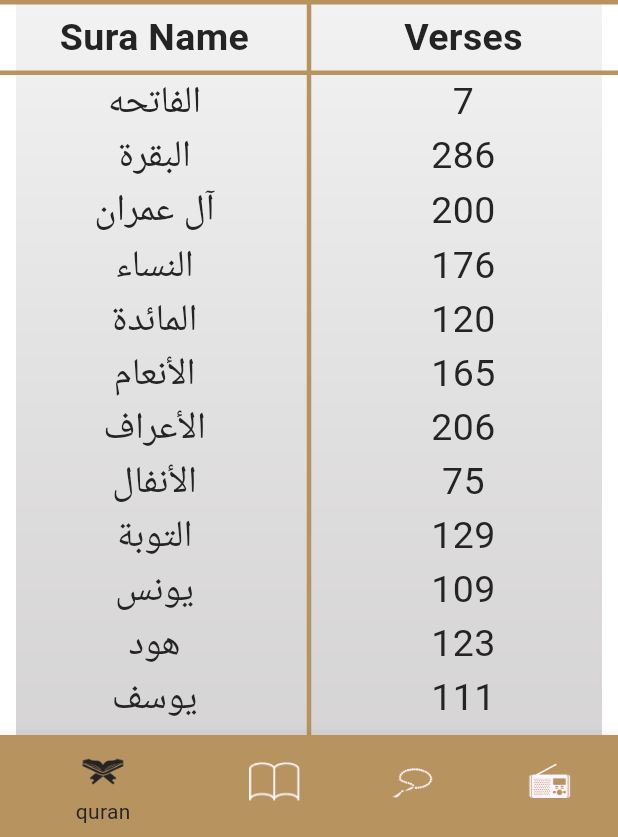
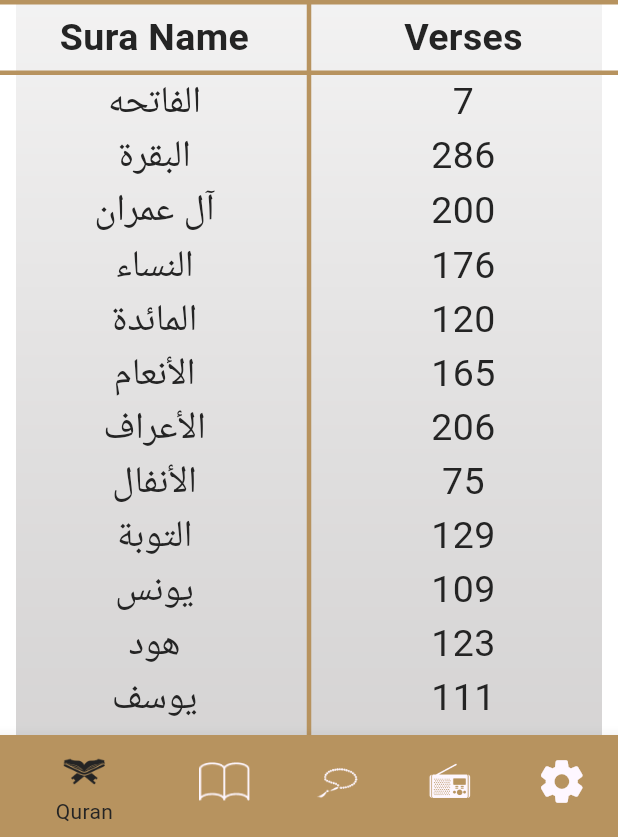
Before and after one commit to A-hmed/isalmi_mon_c10, a Flutter app: the screen it shows after launch, on a phone screen of 412 x 824 dp, the part 399-1236 px from its top. Run offline on Flutter 3.47's test engine with Material 3 defaults, Android fonts, the phone set to English and light mode, and no system bars; generated files the repository leaves out were written again.

Commit message:
Added settings tab with localization.

```diff
--- /dev/null
+++ b/l10n.yaml
@@ -0,0 +1,3 @@
+arb-dir: lib/l10n
+template-arb-file: app_en.arb
+output-localization-file: app_localizations.dart
--- a/lib/main.dart
+++ b/lib/main.dart
@@ -1,11 +1,17 @@
 import 'package:flutter/material.dart';
+import 'package:flutter_localizations/flutter_localizations.dart';
+import 'package:isalmi_mon_c10/ui/provider/locale_provider.dart';
 import 'package:isalmi_mon_c10/ui/screens/hadeth_details/hadeth_details.dart';
 import 'package:isalmi_mon_c10/ui/screens/home/home_screen.dart';
 import 'package:isalmi_mon_c10/ui/screens/splash/splash_screen.dart';
 import 'package:isalmi_mon_c10/ui/screens/sura_details/sura_details.dart';
+import 'package:flutter_gen/gen_l10n/app_localizations.dart';
+import 'package:provider/provider.dart';
 
 void main() {
-  runApp(const MyApp());
+  runApp(ChangeNotifierProvider(
+      create: (_) => LocaleProvider(),
+      child: const MyApp()));
 }
 
 class MyApp extends StatelessWidget {
@@ -14,7 +20,20 @@ class MyApp extends StatelessWidget {
   // This widget is the root of your application.
   @override
   Widget build(BuildContext context) {
+    LocaleProvider provider = Provider.of(context);
+    print("24- building material app");
     return MaterialApp(
+      localizationsDelegates: [
+        AppLocalizations.delegate,
+        GlobalMaterialLocalizations.delegate,
+        GlobalWidgetsLocalizations.delegate,
+        GlobalCupertinoLocalizations.delegate,
+      ],
+      supportedLocales: [
+        Locale('en'),
+        Locale('ar'),
+      ],
+      locale: Locale(provider.currentLocale),
       routes: {
         SplashScreen.routeName: (_) => const SplashScreen(),
         HomeScreen.routeName: (_) => HomeScreen(),
--- /dev/null
+++ b/lib/ui/provider/locale_provider.dart
@@ -0,0 +1,11 @@
+import 'package:flutter/material.dart';
+
+class LocaleProvider extends ChangeNotifier {
+  String currentLocale = "en";
+
+  void setNewLocale(String newLocale){
+    currentLocale = newLocale;
+    print("notifyListeners");
+    notifyListeners();
+  }
+}
--- a/lib/ui/screens/home/home_screen.dart
+++ b/lib/ui/screens/home/home_screen.dart
@@ -3,9 +3,12 @@ import 'package:isalmi_mon_c10/ui/screens/home/tabs/ahadeth/ahadeth_tab.dart';
 import 'package:isalmi_mon_c10/ui/screens/home/tabs/quran/quran_tab.dart';
 import 'package:isalmi_mon_c10/ui/screens/home/tabs/radio/radio_tab.dart';
 import 'package:isalmi_mon_c10/ui/screens/home/tabs/sebha/sebha_tab.dart';
+import 'package:isalmi_mon_c10/ui/screens/home/tabs/settings/settings_tab.dart';
 import 'package:isalmi_mon_c10/ui/utils/app_assets.dart';
 import 'package:isalmi_mon_c10/ui/utils/app_colors.dart';
 import 'package:isalmi_mon_c10/ui/utils/app_theme.dart';
+import 'package:flutter_gen/gen_l10n/app_localizations.dart';
+import 'package:isalmi_mon_c10/ui/utils/build_context_extension.dart';
 
 class HomeScreen extends StatefulWidget {
   static const String routeName = "home_screen";
@@ -17,11 +20,19 @@ class HomeScreen extends StatefulWidget {
 }
 
 class _HomeScreenState extends State<HomeScreen> {
+  late AppLocalizations l10n;
   int currentTabIndex = 0;
-  List<Widget> tabs = [const QuranTab(), const AhadethTab(), const SebhaTab(), const RadioTab()];
+  List<Widget> tabs = [
+    const QuranTab(),
+    const AhadethTab(),
+    const SebhaTab(),
+    const RadioTab(),
+    const SettingsTab(),
+  ];
 
   @override
   Widget build(BuildContext context) {
+    l10n = context.l10n;
     return Container(
       decoration: const BoxDecoration(
           image: DecorationImage(image: AssetImage(AppAssets.background))),
@@ -34,9 +45,10 @@ class _HomeScreenState extends State<HomeScreen> {
     );
   }
 
-  AppBar buildAppBar() => AppBar(
-        title: const Text(
-          "Islami",
+  AppBar buildAppBar() =>
+      AppBar(
+        title: Text(
+          l10n.islami,
           style: AppTheme.appBarTextStyle,
         ),
         centerTitle: true,
@@ -44,14 +56,16 @@ class _HomeScreenState extends State<HomeScreen> {
         backgroundColor: AppColors.transparent,
       );
 
-  Widget buildBottomNav() => Theme(
+  Widget buildBottomNav() =>
+      Theme(
         data: ThemeData(canvasColor: AppColors.orange),
         child: BottomNavigationBar(
           items: [
-            buildBottomNavigationBarItem(AppAssets.icQuran, "quran"),
-            buildBottomNavigationBarItem(AppAssets.icAhadeth, "ahadeth"),
-            buildBottomNavigationBarItem(AppAssets.icSebha, "sebha"),
-            buildBottomNavigationBarItem(AppAssets.icRadio, "radio"),
+            buildBottomNavigationBarItem(l10n.quran,iconPath: AppAssets.icQuran, ),
+            buildBottomNavigationBarItem(l10n.ahadeth, iconPath:AppAssets.icAhadeth),
+            buildBottomNavigationBarItem(l10n.sebha, iconPath: AppAssets.icSebha),
+            buildBottomNavigationBarItem(l10n.radio, iconPath: AppAssets.icRadio),
+            buildBottomNavigationBarItem("Settings", iconData: Icons.settings_rounded),
           ],
           selectedItemColor: AppColors.lightBlack,
           iconSize: 34,
@@ -63,8 +77,10 @@ class _HomeScreenState extends State<HomeScreen> {
         ),
       );
 
-  BottomNavigationBarItem buildBottomNavigationBarItem(
-          String iconPath, String label) =>
+  BottomNavigationBarItem buildBottomNavigationBarItem(String label,
+      {String? iconPath, IconData? iconData}) =>
       BottomNavigationBarItem(
-          icon: ImageIcon(AssetImage(iconPath)), label: label);
+          icon: iconPath != null ?
+          ImageIcon(AssetImage(iconPath))
+              : Icon(iconData!), label: label);
 }
--- a/lib/ui/screens/home/tabs/quran/quran_tab.dart
+++ b/lib/ui/screens/home/tabs/quran/quran_tab.dart
@@ -1,9 +1,11 @@
 import 'package:flutter/material.dart';
 import 'package:isalmi_mon_c10/model/sura_details_args.dart';
+import 'package:isalmi_mon_c10/ui/screens/home/home_screen.dart';
 import 'package:isalmi_mon_c10/ui/screens/sura_details/sura_details.dart';
 import 'package:isalmi_mon_c10/ui/utils/app_assets.dart';
 import 'package:isalmi_mon_c10/ui/utils/app_colors.dart';
 import 'package:isalmi_mon_c10/ui/utils/app_theme.dart';
+import 'package:isalmi_mon_c10/ui/utils/build_context_extension.dart';
 import 'package:isalmi_mon_c10/ui/utils/constants.dart';
 
 class QuranTab extends StatelessWidget {
@@ -20,7 +22,7 @@ class QuranTab extends StatelessWidget {
          child: Stack(
            alignment: Alignment.center,
            children: [
-             buildTabContent(),
+             buildTabContent(context),
              Container(
                width: 3,
                color: AppColors.orange,
@@ -34,7 +36,7 @@ class QuranTab extends StatelessWidget {
     );
   }
 
-  Widget buildTabContent() {
+  Widget buildTabContent(BuildContext context) {
     return Column(
       children: [
         Container(
@@ -43,11 +45,11 @@ class QuranTab extends StatelessWidget {
           color: AppColors.orange,
         ),
         const SizedBox(height: 4,),
-        const Row(
+        Row(
           mainAxisAlignment: MainAxisAlignment.spaceEvenly,
           children: [
-            Expanded(child: Text("Sura Name", textAlign: TextAlign.center, style: AppTheme.mediumTitleTextStyle,)),
-            Expanded(child: Text("Verses", textAlign: TextAlign.center, style: AppTheme.mediumTitleTextStyle)),
+            Expanded(child: Text(context.l10n.suraName, textAlign: TextAlign.center, style: AppTheme.mediumTitleTextStyle,)),
+            Expanded(child: Text(context.l10n.verses, textAlign: TextAlign.center, style: AppTheme.mediumTitleTextStyle)),
           ],
         ),
         const SizedBox(height: 4,),
```
Also changed, not shown: lib/l10n/app_ar.arb (added, +9 -0 lines), lib/l10n/app_en.arb (added, +9 -0 lines), lib/ui/screens/home/tabs/settings/settings_tab.dart (added, +66 -0 lines), lib/ui/utils/build_context_extension.dart (added, +8 -0 lines), pubspec.yaml (+7 -1 lines), pubspec.lock.
